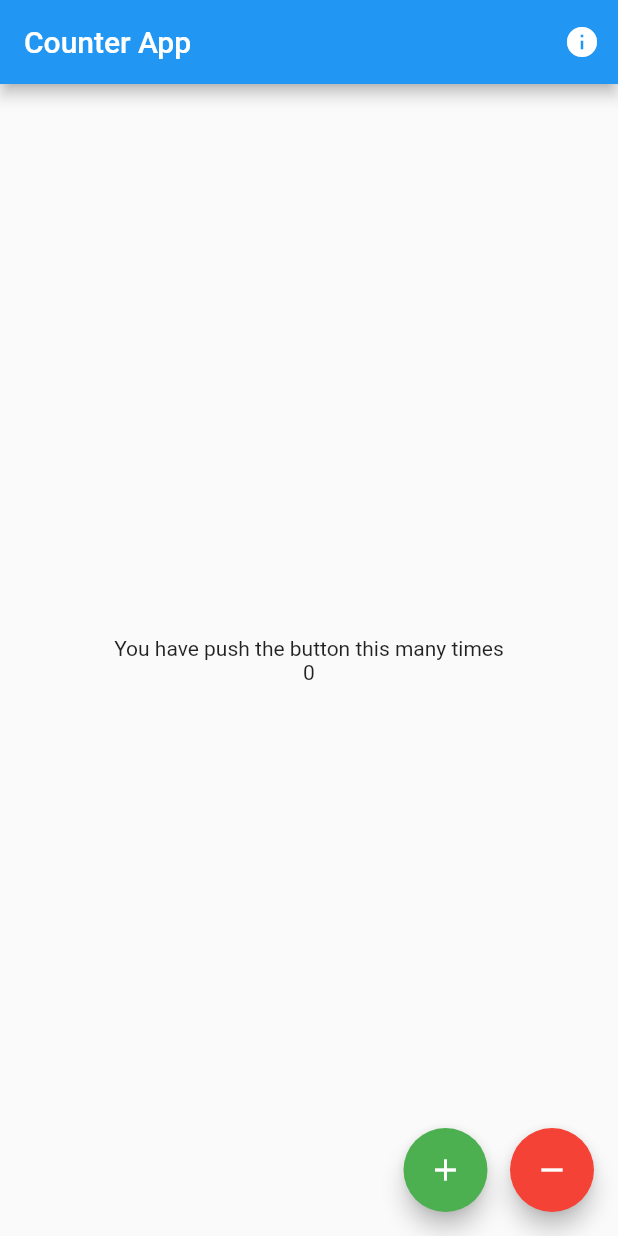
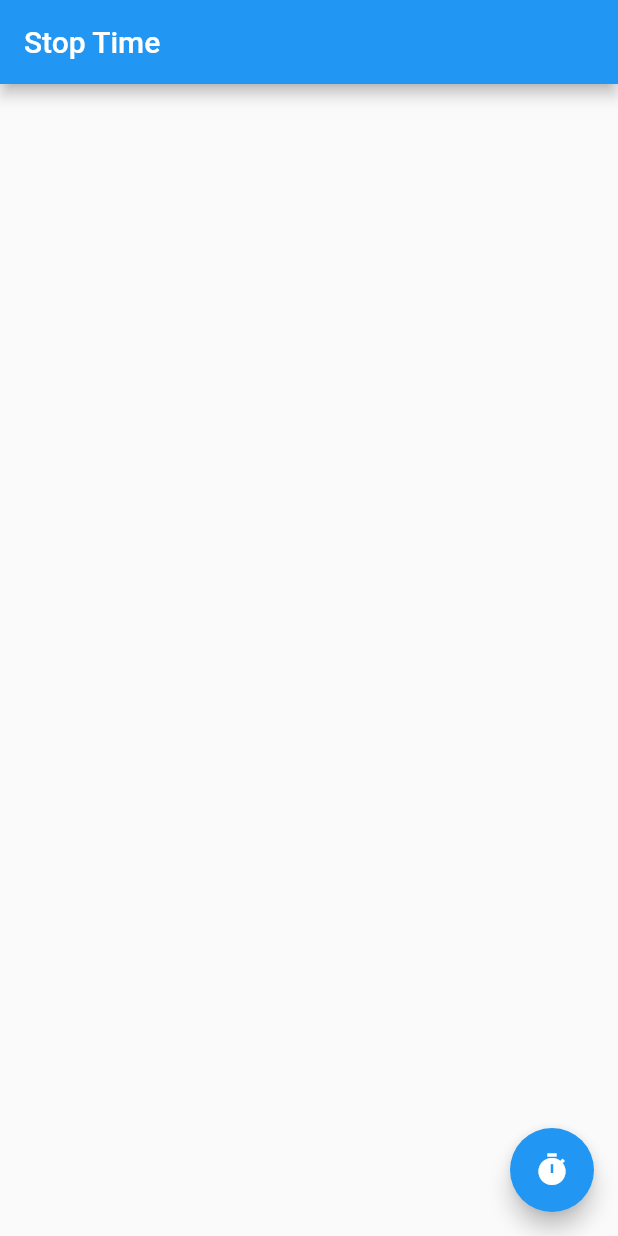
Before and after one commit to sharmashashi/GCA_DEC_JAN_FLUTTER, a Flutter app: the screen it shows after launch, on a phone screen of 412 x 824 dp. Run offline on Flutter 3.47's test engine with Material 2 defaults, Android fonts, the phone set to English and light mode, and no system bars; our stand-ins replace get, shared_preferences.

Commit message:
stream example

```diff
--- a/lib/main.dart
+++ b/lib/main.dart
@@ -1,7 +1,8 @@
 import 'package:flutter/cupertino.dart';
 import 'package:flutter/material.dart';
 import 'package:flutter/widgets.dart';
-import 'package:fluttergca/screens/counter/counterView.dart';
+import 'package:fluttergca/screens/homepage/homepage.dart';
+import 'package:fluttergca/screens/stoptime/stoptime.dart';
 import 'package:get/get.dart';
 
 void main() {
@@ -13,7 +14,7 @@ class MyApp extends StatelessWidget {
   Widget build(BuildContext context) {
     return GetMaterialApp(
       debugShowCheckedModeBanner: false,
-      home: CounterApp(),
+      home: StopTime(),
     );
   }
 }
--- a/lib/screens/counter/counterController.dart
+++ /dev/null
@@ -1,25 +0,0 @@
-import 'package:flutter/widgets.dart';
-import 'package:get/get.dart';
-
-class CounterController extends GetxController {
-  RxInt _counter = 0.obs;
-
-  int get counter => _counter.value;
-  // set setCounter(int value) {
-  //   _counter = value;
-  // }
-
-  void incrementCounter() {
-    _counter.value++;
-  }
-
-  void decrementCounter() {
-    _counter.value--;
-  }
-
-  Size getScreenSize() {
-    double height = Get.height;
-    double width = Get.width;
-    return Size(width, height);
-  }
-}
--- a/lib/screens/counter/counterView.dart
+++ /dev/null
@@ -1,82 +0,0 @@
-import 'package:flutter/material.dart';
-import 'package:fluttergca/screens/counter/counterController.dart';
-import 'package:get/get.dart';
-
-class CounterApp extends StatelessWidget {
-  final CounterController counterController = CounterController();
-
-  @override
-  Widget build(BuildContext context) {
-    return Scaffold(
-      appBar: AppBar(
-        title: Text("Counter App"),
-        actions: [_getScreenSize()],
-      ),
-      floatingActionButton: _floatingButton(),
-      body: _body(),
-    );
-  }
-
-  Widget _getScreenSize() {
-    return IconButton(
-      onPressed: () {
-        Get.dialog(SimpleDialog(
-          children: [
-            Text("Screen Height: ${counterController.getScreenSize().height}"),
-            Text("Screen Width: ${counterController.getScreenSize().width}")
-          ],
-        ));
-      },
-      icon: Icon(Icons.info),
-    );
-  }
-
-  Widget _floatingButton() {
-    return Row(
-      mainAxisAlignment: MainAxisAlignment.end,
-      mainAxisSize: MainAxisSize.max,
-      children: [
-        _btn(
-          buttonColor: Colors.green,
-          onPressed: () {
-            counterController.incrementCounter();
-          },
-          icon: Icon(Icons.add),
-        ),
-        SizedBox(
-          width: 15,
-        ),
-        _btn(
-            onPressed: () {
-              counterController.decrementCounter();
-            },
-            icon: Icon(Icons.remove),
-            buttonColor: Colors.red)
-      ],
-    );
-  }
-
-  Widget _btn(
-      {@required Function onPressed,
-      @required Widget icon,
-      @required Color buttonColor}) {
-    return FloatingActionButton(
-      onPressed: onPressed,
-      child: icon,
-      backgroundColor: buttonColor,
-    );
-  }
-
-  Widget _body() {
-    return Center(
-      child: Column(
-        mainAxisSize: MainAxisSize.min,
-        mainAxisAlignment: MainAxisAlignment.center,
-        children: [
-          Text("You have push the button this many times"),
-          Obx(() => Text(counterController.counter.toString()))
-        ],
-      ),
-    );
-  }
-}
--- /dev/null
+++ b/lib/screens/stoptime/stoptime.dart
@@ -0,0 +1,33 @@
+import 'package:flutter/material.dart';
+import 'package:fluttergca/screens/stoptime/stoptimecontroller.dart';
+import 'package:get/get.dart';
+
+class StopTime extends StatelessWidget {
+  @override
+  Widget build(BuildContext context) {
+    return GetBuilder(
+      init: StopTimeController(),
+      builder: (StopTimeController controller) => Scaffold(
+        appBar: AppBar(
+          title: Text("Stop Time"),
+        ),
+        floatingActionButton: _floatingButton(controller),
+        body: _body(controller),
+      ),
+    );
+  }
+
+  Widget _floatingButton(StopTimeController controller) {
+    return FloatingActionButton(
+        onPressed: () {
+          controller.stop();
+        },
+        child: Icon(Icons.timer));
+  }
+
+  Widget _body(StopTimeController controller) {
+    return ListView(
+      children: controller.timeList,
+    );
+  }
+}
--- /dev/null
+++ b/lib/screens/stoptime/stoptimecontroller.dart
@@ -0,0 +1,33 @@
+import 'dart:async';
+
+import 'package:flutter/widgets.dart';
+import 'package:get/state_manager.dart';
+
+class StopTimeController extends GetxController {
+  StopTimeController() {
+    listen();
+  }
+  StreamController streamController = StreamController<String>();
+
+  List<Widget> _timeList = [_widget()];
+  List<Widget> get timeList => _timeList;
+
+  stop() {
+    streamController.sink.add(DateTime.now().toIso8601String());
+  }
+
+  listen() {
+    print("listening..");
+    streamController.stream.listen((time) {
+      List<Widget> tempList = List();
+      tempList.add(Text(time));
+      tempList.insertAll(0, _timeList);
+      _timeList = tempList;
+      update();
+    });
+  }
+
+  static Widget _widget() {
+    return SizedBox();
+  }
+}
--- a/pubspec.yaml
+++ b/pubspec.yaml
@@ -24,6 +24,7 @@ dependencies:
   slider_button: ^0.6.0
   http: ^0.12.2
   get: ^3.10.0
+  shared_preferences: ^0.5.12+4
   flutter:
     sdk: flutter
 
```
Also changed, not shown: lib/screens/homePage.dart (deleted, +0 -56 lines), lib/screens/homepage/homepage.dart (added, +38 -0 lines), lib/screens/homepage/homepagecontroller.dart (added, +28 -0 lines), lib/screens/streams/streamexample.dart (added, +43 -0 lines), pubspec.lock.
